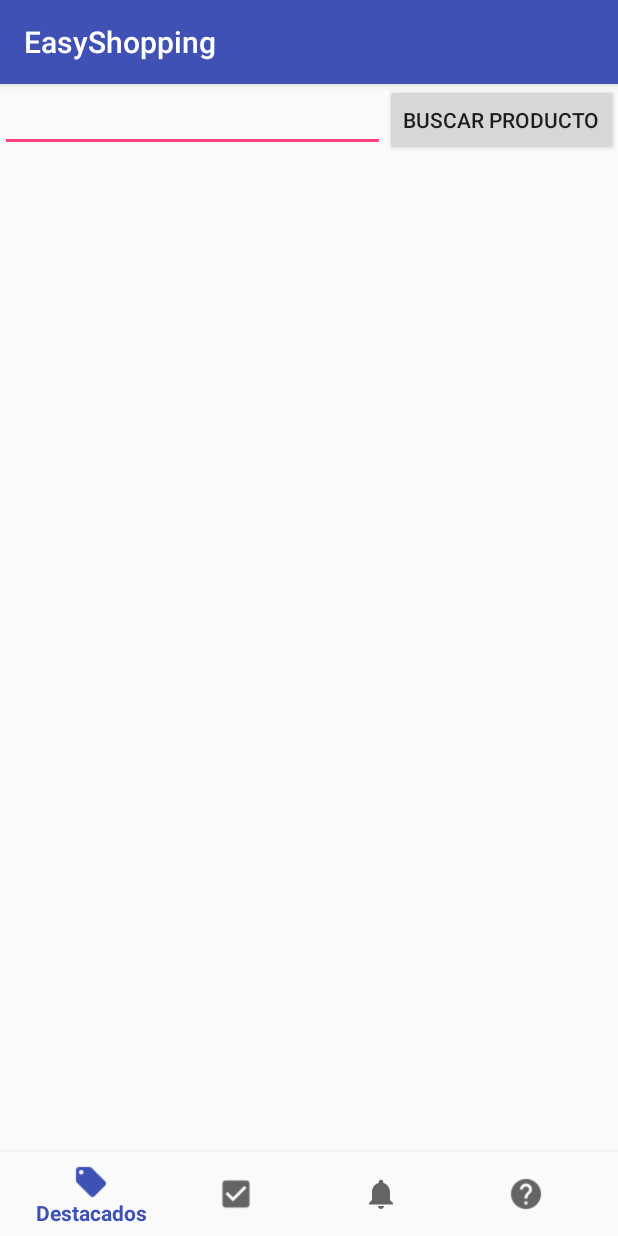
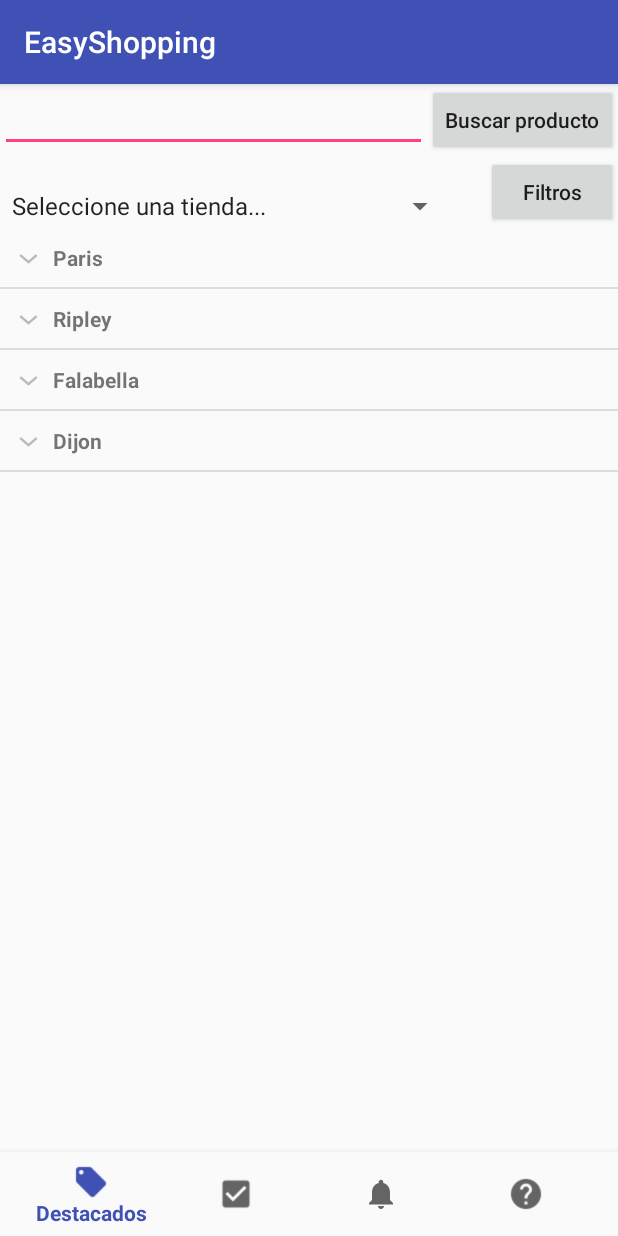
Before and after one commit to DanteDuarte/EasyShopp, an Android app: the screen it shows after launch (MainActivity), on a phone screen of 412 x 824 dp. Run offline under Robolectric (Android 15) with nearby library versions, the phone set to English and light mode, and no system bars.

Commit message:
Agregue categorias y productos a la pantalla principal

```diff
--- /dev/null
+++ b/app/src/main/java/cl/duoc/innovacion/easyshopping/adapters/ExpandableListAdapter.java
@@ -0,0 +1,96 @@
+package cl.duoc.innovacion.easyshopping.adapters;
+
+/**
+ * Created by Beto on 01-05-2017.
+ */
+
+import android.app.Activity;
+import android.content.Context;
+import android.graphics.Typeface;
+import android.view.LayoutInflater;
+import android.view.View;
+import android.view.ViewGroup;
+import android.widget.BaseExpandableListAdapter;
+import android.widget.TextView;
+
+import java.util.List;
+import java.util.Map;
+
+import cl.duoc.innovacion.easyshopping.R;
+
+public class ExpandableListAdapter extends BaseExpandableListAdapter {
+
+    private Activity context;
+    private Map<String, List<String>> laptopCollections;
+    private List<String> laptops;
+
+    public ExpandableListAdapter(Activity context, List<String> laptops,
+                                 Map<String, List<String>> laptopCollections) {
+        this.context = context;
+        this.laptopCollections = laptopCollections;
+        this.laptops = laptops;
+    }
+
+    public Object getChild(int groupPosition, int childPosition) {
+        return laptopCollections.get(laptops.get(groupPosition)).get(childPosition);
+    }
+
+    public long getChildId(int groupPosition, int childPosition) {
+        return childPosition;
+    }
+
+
+    public View getChildView(final int groupPosition, final int childPosition,
+                             boolean isLastChild, View convertView, ViewGroup parent) {
+        final String laptop = (String) getChild(groupPosition, childPosition);
+        LayoutInflater inflater = context.getLayoutInflater();
+
+        if (convertView == null) {
+            convertView = inflater.inflate(R.layout.featured_product, null);
+        }
+
+        TextView item = (TextView) convertView.findViewById(R.id.group);
+
+        item.setText(laptop);
+        return convertView;
+    }
+
+    public int getChildrenCount(int groupPosition) {
+        return laptopCollections.get(laptops.get(groupPosition)).size();
+    }
+
+    public Object getGroup(int groupPosition) {
+        return laptops.get(groupPosition);
+    }
+
+    public int getGroupCount() {
+        return laptops.size();
+    }
+
+    public long getGroupId(int groupPosition) {
+        return groupPosition;
+    }
+
+    public View getGroupView(int groupPosition, boolean isExpanded,
+                             View convertView, ViewGroup parent) {
+        String laptopName = (String) getGroup(groupPosition);
+        if (convertView == null) {
+            LayoutInflater infalInflater = (LayoutInflater) context
+                    .getSystemService(Context.LAYOUT_INFLATER_SERVICE);
+            convertView = infalInflater.inflate(R.layout.featured_group,
+                    null);
+        }
+        TextView item = (TextView) convertView.findViewById(R.id.group);
+        item.setTypeface(null, Typeface.BOLD);
+        item.setText(laptopName);
+        return convertView;
+    }
+
+    public boolean hasStableIds() {
+        return true;
+    }
+
+    public boolean isChildSelectable(int groupPosition, int childPosition) {
+        return true;
+    }
+}
--- a/app/src/main/java/cl/duoc/innovacion/easyshopping/main/MainActivity.java
+++ b/app/src/main/java/cl/duoc/innovacion/easyshopping/main/MainActivity.java
@@ -4,14 +4,27 @@ import android.os.Bundle;
 import android.support.annotation.NonNull;
 import android.support.design.widget.BottomNavigationView;
 import android.support.v7.app.AppCompatActivity;
+import android.util.DisplayMetrics;
+import android.view.Menu;
 import android.view.MenuItem;
 import android.view.View;
+import android.widget.ArrayAdapter;
 import android.widget.AutoCompleteTextView;
 import android.widget.Button;
+import android.widget.ExpandableListView;
+import android.widget.ListView;
+import android.widget.Spinner;
 import android.widget.TextView;
 import android.widget.Toast;
 
+import java.util.ArrayList;
+import java.util.HashMap;
+import java.util.LinkedHashMap;
+import java.util.List;
+import java.util.Map;
+
 import cl.duoc.innovacion.easyshopping.R;
+import cl.duoc.innovacion.easyshopping.adapters.ExpandableListAdapter;
 
 /**
  * Clase principal
@@ -21,13 +34,33 @@ import cl.duoc.innovacion.easyshopping.R;
 public class MainActivity extends AppCompatActivity {
 
     private AutoCompleteTextView autoCompleteSearchProduct;
-    private TextView mTextMessage;
+    private Button btnSearchProduct;
+    private Button btnFilters;
+    private Spinner spnStores;
+    private ListView featuredProductsList;
+
+    List<String> groupList;
+    List<String> childList;
+    Map<String, List<String>> laptopCollection;
+    ExpandableListView expListView;
 
     @Override
     protected void onCreate(Bundle savedInstanceState) {
         super.onCreate(savedInstanceState);
         setContentView(R.layout.activity_destacados);
+        spnStores = (Spinner) findViewById(R.id.spn_stores);
+        String[] arraySpinner = {"Seleccione una tienda...", "Paris", "Ripley", "Falabella", "Dijon"};
+        ArrayAdapter<String> adapter = new ArrayAdapter<String>(this,
+                android.R.layout.simple_spinner_item, arraySpinner);
+        spnStores.setAdapter(adapter);
         btnProductSearchListener();
+        createGroupList();
+        createCollection();
+        expListView = (ExpandableListView) findViewById(R.id.featured_products_list);
+        final ExpandableListAdapter expListAdapter = new ExpandableListAdapter(
+                this, groupList, laptopCollection);
+        expListView.setAdapter(expListAdapter);
+
         BottomNavigationView navigation = (BottomNavigationView) findViewById(R.id.navigation);
         navigation.setOnNavigationItemSelectedListener(mOnNavigationItemSelectedListener);
     }
@@ -36,9 +69,9 @@ public class MainActivity extends AppCompatActivity {
      * Botón encargado de buscar un producto específico
      */
     private void btnProductSearchListener() {
-        Button button = (Button) findViewById(R.id.btn_search_product);
+        btnSearchProduct = (Button) findViewById(R.id.btn_search_product);
 
-        button.setOnClickListener(new View.OnClickListener() {
+        btnSearchProduct.setOnClickListener(new View.OnClickListener() {
             public void onClick(View v) {
                 autoCompleteSearchProduct = (AutoCompleteTextView) findViewById(R.id.autocomplete_search_product);
                 String product = autoCompleteSearchProduct.getText().toString();
@@ -48,7 +81,7 @@ public class MainActivity extends AppCompatActivity {
     }
 
     /**
-     *
+     * Opciones del menú de abajo
      */
     private BottomNavigationView.OnNavigationItemSelectedListener mOnNavigationItemSelectedListener
             = new BottomNavigationView.OnNavigationItemSelectedListener() {
@@ -70,4 +103,70 @@ public class MainActivity extends AppCompatActivity {
 
     };
 
+    /**
+     * Simulamos la lista de categorias
+     */
+    private void createGroupList() {
+        groupList = new ArrayList<String>();
+        groupList.add("Paris");
+        groupList.add("Ripley");
+        groupList.add("Falabella");
+        groupList.add("Dijon");
+    }
+
+    /**
+     * Simulamos la lista de ofertas por cada categoria
+     */
+    private void createCollection() {
+        String[] parisProducts = {"Oferta 1 Paris"};
+        String[] ripleyProducts = {"Oferta 1 Ripley"};
+        String[] falabellaProducts = {"Oferta 1 Falabella"};
+        String[] dijonProducts = {"Oferta 1 Dijon"};
+
+        laptopCollection = new LinkedHashMap<String, List<String>>();
+
+        for (String group : groupList) {
+            if (group.equals("Paris")) {
+                loadChild(parisProducts);
+            } else if (group.equals("Ripley"))
+                loadChild(ripleyProducts);
+            else if (group.equals("Falabella"))
+                loadChild(falabellaProducts);
+            else
+                loadChild(dijonProducts);
+
+            laptopCollection.put(group, childList);
+        }
+    }
+
+    /**
+     * Cargamos los productos de cada categoria
+     * @param products
+     */
+    private void loadChild(String[] products) {
+        childList = new ArrayList<String>();
+        for (String model : products)
+            childList.add(model);
+    }
+
+    /**
+     *
+     * Dibujamos el indicar en el menú
+     */
+    private void setGroupIndicatorToRight() {
+        DisplayMetrics dm = new DisplayMetrics();
+        getWindowManager().getDefaultDisplay().getMetrics(dm);
+        int width = dm.widthPixels;
+
+        expListView.setIndicatorBounds(width - getDipsFromPixel(35), width
+                - getDipsFromPixel(5));
+    }
+
+    public int getDipsFromPixel(float pixels) {
+        final float scale = getResources().getDisplayMetrics().density;
+        return (int) (pixels * scale + 0.5f);
+    }
+
+
+
 }
--- a/app/src/main/res/layout/activity_destacados.xml
+++ b/app/src/main/res/layout/activity_destacados.xml
@@ -29,18 +29,51 @@
                 android:id="@+id/btn_search_product"
                 android:layout_width="wrap_content"
                 android:layout_height="wrap_content"
-                android:text="@string/search_product" />
+                android:text="@string/search_product"
+                android:textAllCaps="false" />
 
         </LinearLayout>
 
         <LinearLayout
             android:layout_width="match_parent"
             android:layout_height="wrap_content"
-            android:layout_below="@+id/top_search_layout">
+            android:layout_below="@+id/top_search_layout"
+            android:id="@+id/search_and_filter">
 
 
+            <Spinner
+                android:id="@+id/spn_stores"
+                android:layout_width="match_parent"
+                android:layout_height="wrap_content"
+                android:layout_alignParentEnd="false"
+                android:layout_alignParentRight="false"
+                android:layout_below="@+id/search_and_filter"
+                android:layout_marginEnd="20dp"
+                android:layout_marginRight="20dp"
+                android:layout_marginTop="10dp"
+                android:layout_weight="1"
+                tools:layout_marginLeft="20dp" />
 
+            <Button
+                android:id="@+id/btn_filtros"
+                android:layout_width="wrap_content"
+                android:layout_height="wrap_content"
+                android:text="Filtros"
+                android:textAllCaps="false"/>
         </LinearLayout>
+
+        <FrameLayout
+            android:layout_width="match_parent"
+            android:layout_height="match_parent"
+            android:layout_alignParentLeft="true"
+            android:layout_alignParentStart="true"
+            android:layout_below="@+id/search_and_filter">
+
+            <ExpandableListView
+                android:layout_width="match_parent"
+                android:layout_height="match_parent"
+                android:id="@+id/featured_products_list" />
+        </FrameLayout>
 
     </RelativeLayout>
 
--- /dev/null
+++ b/app/src/main/res/layout/featured_group.xml
@@ -0,0 +1,14 @@
+<?xml version="1.0" encoding="utf-8"?>
+<LinearLayout xmlns:android="http://schemas.android.com/apk/res/android"
+    android:layout_width="match_parent"
+    android:layout_height="match_parent"
+    android:orientation="vertical"
+    android:padding="10dp">
+
+    <TextView
+        android:id="@+id/group"
+        android:layout_width="wrap_content"
+        android:layout_height="wrap_content"
+        android:paddingLeft="25dp" />
+
+</LinearLayout>
--- /dev/null
+++ b/app/src/main/res/layout/featured_product.xml
@@ -0,0 +1,16 @@
+<?xml version="1.0" encoding="utf-8"?>
+<RelativeLayout xmlns:android="http://schemas.android.com/apk/res/android"
+    android:layout_width="match_parent"
+    android:layout_height="wrap_content"
+    android:orientation="vertical"
+    android:padding="10dp">
+
+    <TextView
+        android:id="@+id/group"
+        android:layout_width="wrap_content"
+        android:layout_height="wrap_content"
+        android:layout_alignParentLeft="true"
+        android:layout_centerVertical="true"
+        android:paddingLeft="25dp" />
+
+</RelativeLayout>
--- a/app/src/main/res/layout/fragment_destacados.xml
+++ /dev/null
@@ -1,9 +0,0 @@
-<FrameLayout xmlns:android="http://schemas.android.com/apk/res/android"
-    xmlns:tools="http://schemas.android.com/tools"
-    android:layout_width="match_parent"
-    android:layout_height="match_parent"
-    tools:context="cl.duoc.innovacion.easyshopping.main.MainActivity">
-
-
-
-</FrameLayout>
```
